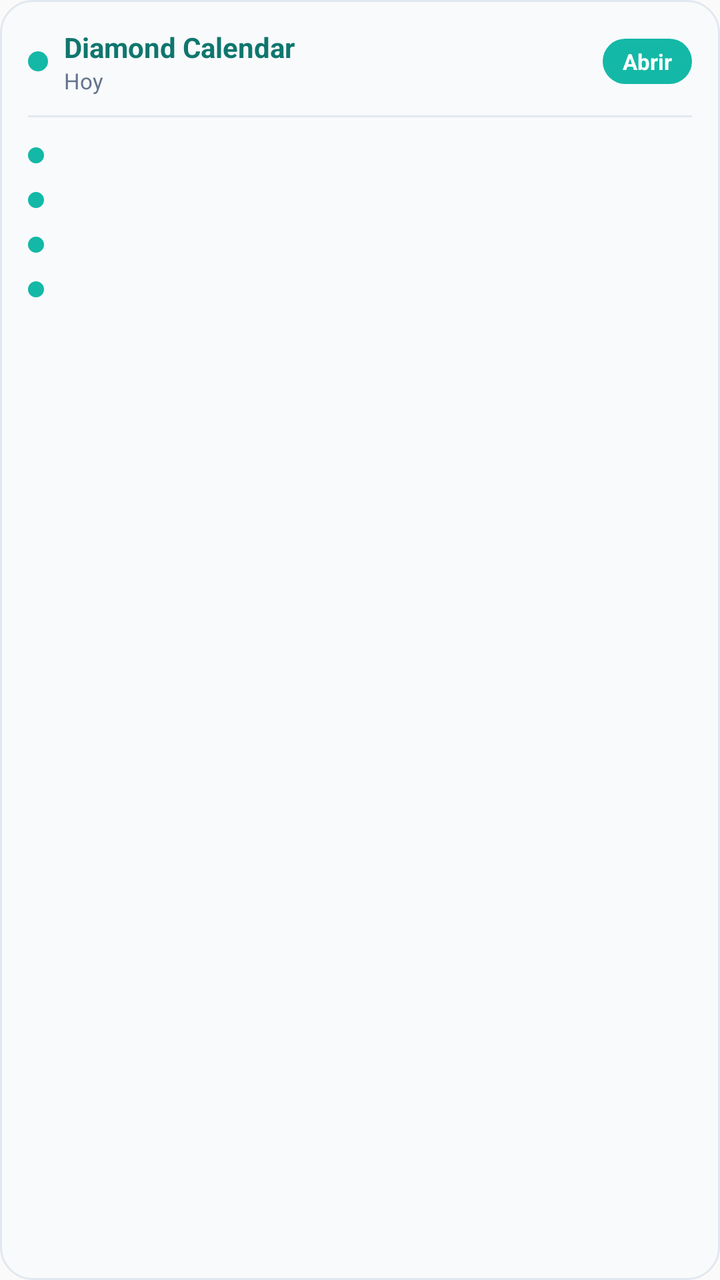
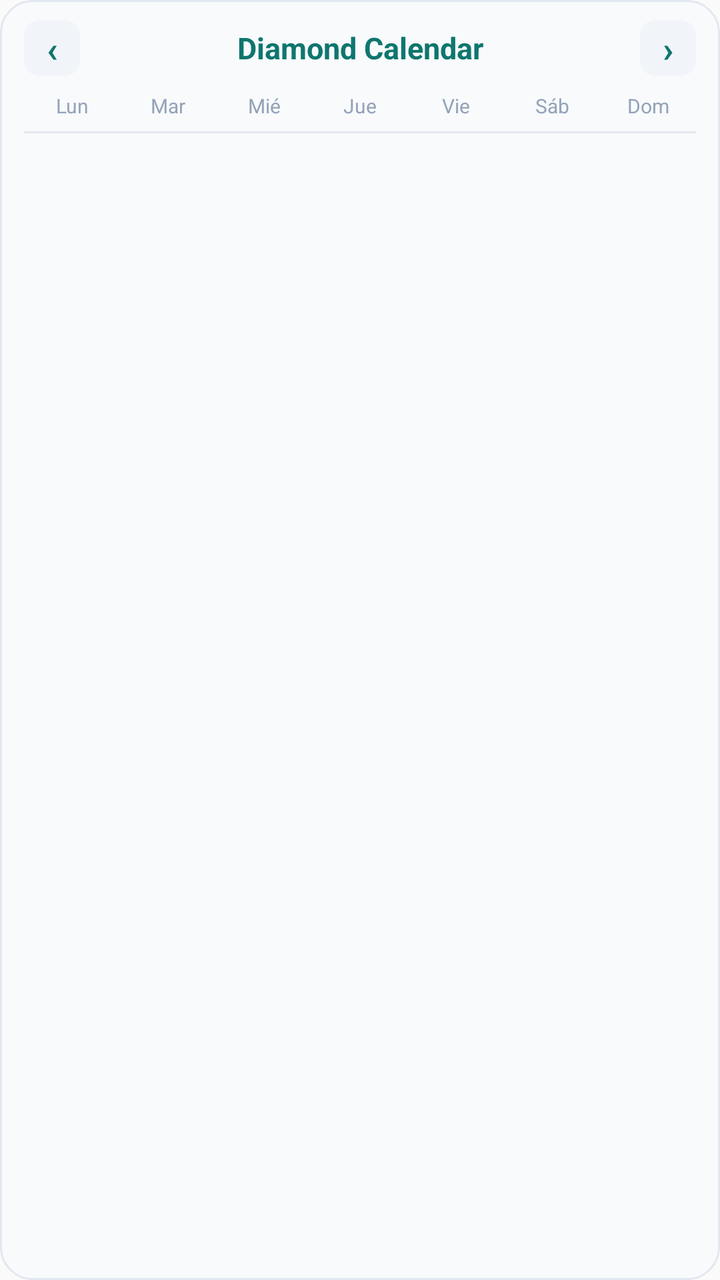

Two renders of the same Android screen: before a commit and after it. Below are the layout's source before the change and the commit's diff.
<!-- AndroidManifest.xml: application theme AppTheme -->
<!-- res/layout/calendar_widget_layout.xml -->
<?xml version="1.0" encoding="utf-8"?>
<LinearLayout xmlns:android="http://schemas.android.com/apk/res/android"
    android:id="@+id/widget_root"
    android:layout_width="match_parent"
    android:layout_height="match_parent"
    android:background="@drawable/calendar_widget_bg"
    android:orientation="vertical"
    android:padding="14dp">

    <LinearLayout
        android:id="@+id/widget_header"
        android:layout_width="match_parent"
        android:layout_height="wrap_content"
        android:gravity="center_vertical"
        android:orientation="horizontal">

        <ImageView
            android:id="@+id/widget_logo"
            android:layout_width="10dp"
            android:layout_height="10dp"
            android:layout_marginEnd="8dp"
            android:src="@drawable/calendar_widget_dot" />

        <LinearLayout
            android:layout_width="0dp"
            android:layout_height="wrap_content"
            android:layout_weight="1"
            android:orientation="vertical">

            <TextView
                android:id="@+id/widget_title"
                android:layout_width="match_parent"
                android:layout_height="wrap_content"
                android:text="Diamond Calendar"
                android:textColor="#0F766E"
                android:textSize="14sp"
                android:textStyle="bold" />

            <TextView
                android:id="@+id/widget_date"
                android:layout_width="match_parent"
                android:layout_height="wrap_content"
                android:text="Hoy"
                android:textColor="#64748B"
                android:textSize="11sp" />
        </LinearLayout>

        <TextView
            android:id="@+id/widget_open_all"
            android:layout_width="wrap_content"
            android:layout_height="wrap_content"
            android:background="@drawable/calendar_widget_chip"
            android:paddingLeft="10dp"
            android:paddingTop="4dp"
            android:paddingRight="10dp"
            android:paddingBottom="4dp"
            android:text="Abrir"
            android:textColor="#FFFFFF"
            android:textSize="11sp"
            android:textStyle="bold" />
    </LinearLayout>

    <ImageView
        android:id="@+id/widget_divider"
        android:layout_width="match_parent"
        android:layout_height="1dp"
        android:layout_marginTop="10dp"
        android:layout_marginBottom="8dp"
        android:background="#E2E8F0" />

    <LinearLayout
        android:id="@+id/widget_rows"
        android:layout_width="match_parent"
        android:layout_height="0dp"
        android:layout_weight="1"
        android:orientation="vertical">

        <LinearLayout
            android:id="@+id/widget_row1"
            android:layout_width="match_parent"
            android:layout_height="wrap_content"
            android:gravity="center_vertical"
            android:orientation="horizontal"
            android:paddingTop="3dp"
            android:paddingBottom="3dp">

            <ImageView
                android:id="@+id/widget_row1_dot"
                android:layout_width="8dp"
                android:layout_height="8dp"
                android:layout_marginEnd="8dp"
                android:src="@drawable/calendar_widget_dot" />

            <TextView
                android:id="@+id/widget_row1_time"
                android:layout_width="48dp"
                android:layout_height="wrap_content"
                android:textColor="#0F172A"
                android:textSize="12sp"
                android:textStyle="bold" />

            <TextView
                android:id="@+id/widget_row1_text"
                android:layout_width="0dp"
                android:layout_height="wrap_content"
                android:layout_weight="1"
                android:ellipsize="end"
                android:maxLines="1"
                android:textColor="#334155"
                android:textSize="12sp" />
        </LinearLayout>

        <LinearLayout
            android:id="@+id/widget_row2"
            android:layout_width="match_parent"
            android:layout_height="wrap_content"
            android:gravity="center_vertical"
            android:orientation="horizontal"
            android:paddingTop="3dp"
            android:paddingBottom="3dp">

            <ImageView
                android:id="@+id/widget_row2_dot"
                android:layout_width="8dp"
                android:layout_height="8dp"
                android:layout_marginEnd="8dp"
                android:src="@drawable/calendar_widget_dot" />

            <TextView
                android:id="@+id/widget_row2_time"
                android:layout_width="48dp"
                android:layout_height="wrap_content"
                android:textColor="#0F172A"
                android:textSize="12sp"
                android:textStyle="bold" />

            <TextView
                android:id="@+id/widget_row2_text"
                android:layout_width="0dp"
                android:layout_height="wrap_content"
                android:layout_weight="1"
                android:ellipsize="end"
                android:maxLines="1"
                android:textColor="#334155"
                android:textSize="12sp" />
        </LinearLayout>

        <LinearLayout
            android:id="@+id/widget_row3"
            android:layout_width="match_parent"
            android:layout_height="wrap_content"
            android:gravity="center_vertical"
            android:orientation="horizontal"
            android:paddingTop="3dp"
            android:paddingBottom="3dp">

            <ImageView
                android:id="@+id/widget_row3_dot"
                android:layout_width="8dp"
                android:layout_height="8dp"
                android:layout_marginEnd="8dp"
                android:src="@drawable/calendar_widget_dot" />

            <TextView
                android:id="@+id/widget_row3_time"
                android:layout_width="48dp"
                android:layout_height="wrap_content"
                android:textColor="#0F172A"
                android:textSize="12sp"
                android:textStyle="bold" />

            <TextView
                android:id="@+id/widget_row3_text"
                android:layout_width="0dp"
                android:layout_height="wrap_content"
                android:layout_weight="1"
                android:ellipsize="end"
                android:maxLines="1"
                android:textColor="#334155"
                android:textSize="12sp" />
        </LinearLayout>

        <LinearLayout
            android:id="@+id/widget_row4"
            android:layout_width="match_parent"
            android:layout_height="wrap_content"
            android:gravity="center_vertical"
            android:orientation="horizontal"
            android:paddingTop="3dp"
            android:paddingBottom="3dp">

            <ImageView
                android:id="@+id/widget_row4_dot"
                android:layout_width="8dp"
                android:layout_height="8dp"
                android:layout_marginEnd="8dp"
                android:src="@drawable/calendar_widget_dot" />

            <TextView
                android:id="@+id/widget_row4_time"
                android:layout_width="48dp"
                android:layout_height="wrap_content"
                android:textColor="#0F172A"
                android:textSize="12sp"
                android:textStyle="bold" />

            <TextView
                android:id="@+id/widget_row4_text"
                android:layout_width="0dp"
                android:layout_height="wrap_content"
                android:layout_weight="1"
                android:ellipsize="end"
                android:maxLines="1"
                android:textColor="#334155"
                android:textSize="12sp" />
        </LinearLayout>
    </LinearLayout>

    <TextView
        android:id="@+id/widget_empty"
        android:layout_width="match_parent"
        android:layout_height="wrap_content"
        android:gravity="center"
        android:paddingTop="6dp"
        android:paddingBottom="6dp"
        android:text="Sin citas hoy"
        android:textColor="#94A3B8"
        android:textSize="13sp"
        android:visibility="gone" />

    <TextView
        android:id="@+id/widget_error"
        android:layout_width="match_parent"
        android:layout_height="wrap_content"
        android:gravity="center"
        android:paddingTop="6dp"
        android:paddingBottom="6dp"
        android:text="Toca para abrir la app"
        android:textColor="#EF4444"
        android:textSize="12sp"
        android:visibility="gone" />
</LinearLayout>
<!-- resources referenced by this layout -->
<resources>
  <!-- drawable calendar_widget_bg (drawable) -->
  <?xml version="1.0" encoding="utf-8"?>
  <shape xmlns:android="http://schemas.android.com/apk/res/android" android:shape="rectangle">
      <corners android:radius="16dp" />
      <solid android:color="#F8FAFC" />
      <stroke android:width="1dp" android:color="#E2E8F0" />
  </shape>
  <!-- drawable calendar_widget_chip (drawable) -->
  <?xml version="1.0" encoding="utf-8"?>
  <shape xmlns:android="http://schemas.android.com/apk/res/android" android:shape="rectangle">
      <corners android:radius="20dp" />
      <solid android:color="#14B8A6" />
  </shape>
  <!-- drawable calendar_widget_dot (drawable) -->
  <?xml version="1.0" encoding="utf-8"?>
  <shape xmlns:android="http://schemas.android.com/apk/res/android" android:shape="oval">
      <solid android:color="#14B8A6" />
  </shape>
  <style name="AppTheme" parent="Theme.AppCompat.Light.DarkActionBar">
          
          <item name="colorPrimary">@color/colorPrimary</item>
          <item name="colorPrimaryDark">@color/colorPrimaryDark</item>
          <item name="colorAccent">@color/colorAccent</item>
      </style>
  <color name="colorPrimary">#14b8a6</color>
  <color name="colorPrimaryDark">#0f766e</color>
  <color name="colorAccent">#14b8a6</color>
</resources>

<!-- the commit's change to res/layout/calendar_widget_layout.xml (unified diff, before → after) -->
@@ -5,7 +5,10 @@
     android:layout_height="match_parent"
     android:background="@drawable/calendar_widget_bg"
     android:orientation="vertical"
-    android:padding="14dp">
+    android:paddingLeft="12dp"
+    android:paddingTop="10dp"
+    android:paddingRight="12dp"
+    android:paddingBottom="10dp">
 
     <LinearLayout
         android:id="@+id/widget_header"
@@ -14,229 +17,193 @@
         android:gravity="center_vertical"
         android:orientation="horizontal">
 
-        <ImageView
-            android:id="@+id/widget_logo"
-            android:layout_width="10dp"
-            android:layout_height="10dp"
-            android:layout_marginEnd="8dp"
-            android:src="@drawable/calendar_widget_dot" />
-
-        <LinearLayout
-            android:layout_width="0dp"
-            android:layout_height="wrap_content"
-            android:layout_weight="1"
-            android:orientation="vertical">
-
-            <TextView
-                android:id="@+id/widget_title"
-                android:layout_width="match_parent"
-                android:layout_height="wrap_content"
-                android:text="Diamond Calendar"
-                android:textColor="#0F766E"
-                android:textSize="14sp"
-                android:textStyle="bold" />
-
-            <TextView
-                android:id="@+id/widget_date"
-                android:layout_width="match_parent"
-                android:layout_height="wrap_content"
-                android:text="Hoy"
-                android:textColor="#64748B"
-                android:textSize="11sp" />
-        </LinearLayout>
-
-        <TextView
-            android:id="@+id/widget_open_all"
+        <TextView
+            android:id="@+id/widget_prev"
+            android:layout_width="28dp"
+            android:layout_height="28dp"
+            android:background="@drawable/calendar_widget_nav"
+            android:gravity="center"
+            android:text="\u2039"
+            android:textColor="#0F766E"
+            android:textSize="18sp"
+            android:textStyle="bold" />
+
+        <TextView
+            android:id="@+id/widget_title"
+            android:layout_width="0dp"
+            android:layout_height="wrap_content"
+            android:layout_weight="1"
+            android:ellipsize="end"
+            android:gravity="center"
+            android:maxLines="1"
+            android:text="Diamond Calendar"
+            android:textColor="#0F766E"
+            android:textSize="15sp"
+            android:textStyle="bold" />
+
+        <TextView
+            android:id="@+id/widget_next"
+            android:layout_width="28dp"
+            android:layout_height="28dp"
+            android:background="@drawable/calendar_widget_nav"
+            android:gravity="center"
+            android:text="\u203a"
+            android:textColor="#0F766E"
+            android:textSize="18sp"
+            android:textStyle="bold" />
+
+        <TextView
+            android:id="@+id/widget_today"
             android:layout_width="wrap_content"
             android:layout_height="wrap_content"
+            android:layout_marginStart="6dp"
             android:background="@drawable/calendar_widget_chip"
             android:paddingLeft="10dp"
-            android:paddingTop="4dp"
+            android:paddingTop="3dp"
             android:paddingRight="10dp"
-            android:paddingBottom="4dp"
-            android:text="Abrir"
+            android:paddingBottom="3dp"
+            android:text="Hoy"
             android:textColor="#FFFFFF"
             android:textSize="11sp"
-            android:textStyle="bold" />
+            android:textStyle="bold"
+            android:visibility="gone" />
+    </LinearLayout>
+
+    <LinearLayout
+        android:id="@+id/widget_weekdays"
+        android:layout_width="match_parent"
+        android:layout_height="wrap_content"
+        android:layout_marginTop="8dp"
+        android:orientation="horizontal">
+
+        <TextView
+            android:layout_width="0dp"
+            android:layout_height="wrap_content"
+            android:layout_weight="1"
+            android:gravity="center"
+            android:text="Lun"
+            android:textColor="#94A3B8"
+            android:textSize="10sp" />
+
+        <TextView
+            android:layout_width="0dp"
+            android:layout_height="wrap_content"
+            android:layout_weight="1"
+            android:gravity="center"
+            android:text="Mar"
+            android:textColor="#94A3B8"
+            android:textSize="10sp" />
+
+        <TextView
+            android:layout_width="0dp"
+            android:layout_height="wrap_content"
+            android:layout_weight="1"
+            android:gravity="center"
+            android:text="Mi\u00e9"
+            android:textColor="#94A3B8"
+            android:textSize="10sp" />
+
+        <TextView
+            android:layout_width="0dp"
+            android:layout_height="wrap_content"
+            android:layout_weight="1"
+            android:gravity="center"
+            android:text="Jue"
+            android:textColor="#94A3B8"
+            android:textSize="10sp" />
+
+        <TextView
+            android:layout_width="0dp"
+            android:layout_height="wrap_content"
+            android:layout_weight="1"
+            android:gravity="center"
+            android:text="Vie"
+            android:textColor="#94A3B8"
+            android:textSize="10sp" />
+
+        <TextView
+            android:layout_width="0dp"
+            android:layout_height="wrap_content"
+            android:layout_weight="1"
+            android:gravity="center"
+            android:text="S\u00e1b"
+            android:textColor="#94A3B8"
+            android:textSize="10sp" />
+
+        <TextView
+            android:layout_width="0dp"
+            android:layout_height="wrap_content"
+            android:layout_weight="1"
+            android:gravity="center"
+            android:text="Dom"
+            android:textColor="#94A3B8"
+            android:textSize="10sp" />
     </LinearLayout>
 
     <ImageView
         android:id="@+id/widget_divider"
         android:layout_width="match_parent"
         android:layout_height="1dp"
-        android:layout_marginTop="10dp"
-        android:layout_marginBottom="8dp"
+        android:layout_marginTop="6dp"
+        android:layout_marginBottom="4dp"
         android:background="#E2E8F0" />
 
     <LinearLayout
-        android:id="@+id/widget_rows"
-        android:layout_width="match_parent"
-        android:layout_height="0dp"
-        android:layout_weight="1"
-        android:orientation="vertical">
-
-        <LinearLayout
-            android:id="@+id/widget_row1"
-            android:layout_width="match_parent"
-            android:layout_height="wrap_content"
-            android:gravity="center_vertical"
-            android:orientation="horizontal"
-            android:paddingTop="3dp"
-            android:paddingBottom="3dp">
-
-            <ImageView
-                android:id="@+id/widget_row1_dot"
-                android:layout_width="8dp"
-                android:layout_height="8dp"
-                android:layout_marginEnd="8dp"
-                android:src="@drawable/calendar_widget_dot" />
-
-            <TextView
-                android:id="@+id/widget_row1_time"
-                android:layout_width="48dp"
-                android:layout_height="wrap_content"
-                android:textColor="#0F172A"
-                android:textSize="12sp"
-                android:textStyle="bold" />
-
-            <TextView
-                android:id="@+id/widget_row1_text"
-                android:layout_width="0dp"
-                android:layout_height="wrap_content"
-                android:layout_weight="1"
-                android:ellipsize="end"
-                android:maxLines="1"
-                android:textColor="#334155"
-                android:textSize="12sp" />
-        </LinearLayout>
-
-        <LinearLayout
-            android:id="@+id/widget_row2"
-            android:layout_width="match_parent"
-            android:layout_height="wrap_content"
-            android:gravity="center_vertical"
-            android:orientation="horizontal"
-            android:paddingTop="3dp"
-            android:paddingBottom="3dp">
-
-            <ImageView
-                android:id="@+id/widget_row2_dot"
-                android:layout_width="8dp"
-                android:layout_height="8dp"
-                android:layout_marginEnd="8dp"
-                android:src="@drawable/calendar_widget_dot" />
-
-            <TextView
-                android:id="@+id/widget_row2_time"
-                android:layout_width="48dp"
-                android:layout_height="wrap_content"
-                android:textColor="#0F172A"
-                android:textSize="12sp"
-                android:textStyle="bold" />
-
-            <TextView
-                android:id="@+id/widget_row2_text"
-                android:layout_width="0dp"
-                android:layout_height="wrap_content"
-                android:layout_weight="1"
-                android:ellipsize="end"
-                android:maxLines="1"
-                android:textColor="#334155"
-                android:textSize="12sp" />
-        </LinearLayout>
-
-        <LinearLayout
-            android:id="@+id/widget_row3"
-            android:layout_width="match_parent"
-            android:layout_height="wrap_content"
-            android:gravity="center_vertical"
-            android:orientation="horizontal"
-            android:paddingTop="3dp"
-            android:paddingBottom="3dp">
-
-            <ImageView
-                android:id="@+id/widget_row3_dot"
-                android:layout_width="8dp"
-                android:layout_height="8dp"
-                android:layout_marginEnd="8dp"
-                android:src="@drawable/calendar_widget_dot" />
-
-            <TextView
-                android:id="@+id/widget_row3_time"
-                android:layout_width="48dp"
-                android:layout_height="wrap_content"
-                android:textColor="#0F172A"
-                android:textSize="12sp"
-                android:textStyle="bold" />
-
-            <TextView
-                android:id="@+id/widget_row3_text"
-                android:layout_width="0dp"
-                android:layout_height="wrap_content"
-                android:layout_weight="1"
-                android:ellipsize="end"
-                android:maxLines="1"
-                android:textColor="#334155"
-                android:textSize="12sp" />
-        </LinearLayout>
-
-        <LinearLayout
-            android:id="@+id/widget_row4"
-            android:layout_width="match_parent"
-            android:layout_height="wrap_content"
-            android:gravity="center_vertical"
-            android:orientation="horizontal"
-            android:paddingTop="3dp"
-            android:paddingBottom="3dp">
-
-            <ImageView
-                android:id="@+id/widget_row4_dot"
-                android:layout_width="8dp"
-                android:layout_height="8dp"
-                android:layout_marginEnd="8dp"
-                android:src="@drawable/calendar_widget_dot" />
-
-            <TextView
-                android:id="@+id/widget_row4_time"
-                android:layout_width="48dp"
-                android:layout_height="wrap_content"
-                android:textColor="#0F172A"
-                android:textSize="12sp"
-                android:textStyle="bold" />
-
-            <TextView
-                android:id="@+id/widget_row4_text"
-                android:layout_width="0dp"
-                android:layout_height="wrap_content"
-                android:layout_weight="1"
-                android:ellipsize="end"
-                android:maxLines="1"
-                android:textColor="#334155"
-                android:textSize="12sp" />
-        </LinearLayout>
-    </LinearLayout>
-
-    <TextView
-        android:id="@+id/widget_empty"
-        android:layout_width="match_parent"
-        android:layout_height="wrap_content"
-        android:gravity="center"
-        android:paddingTop="6dp"
-        android:paddingBottom="6dp"
-        android:text="Sin citas hoy"
-        android:textColor="#94A3B8"
-        android:textSize="13sp"
-        android:visibility="gone" />
+        android:id="@+id/widget_week_1"
+        android:layout_width="match_parent"
+        android:layout_height="0dp"
+        android:layout_weight="1"
+        android:orientation="horizontal"
+        android:weightSum="7" />
+
+    <LinearLayout
+        android:id="@+id/widget_week_2"
+        android:layout_width="match_parent"
+        android:layout_height="0dp"
+        android:layout_weight="1"
+        android:orientation="horizontal"
+        android:weightSum="7" />
+
+    <LinearLayout
+        android:id="@+id/widget_week_3"
+        android:layout_width="match_parent"
+        android:layout_height="0dp"
+        android:layout_weight="1"
+        android:orientation="horizontal"
+        android:weightSum="7" />
+
+    <LinearLayout
+        android:id="@+id/widget_week_4"
+        android:layout_width="match_parent"
+        android:layout_height="0dp"
+        android:layout_weight="1"
+        android:orientation="horizontal"
+        android:weightSum="7" />
+
+    <LinearLayout
+        android:id="@+id/widget_week_5"
+        android:layout_width="match_parent"
+        android:layout_height="0dp"
+        android:layout_weight="1"
+        android:orientation="horizontal"
+        android:weightSum="7" />
+
+    <LinearLayout
+        android:id="@+id/widget_week_6"
+        android:layout_width="match_parent"
+        android:layout_height="0dp"
+        android:layout_weight="1"
+        android:orientation="horizontal"
+        android:weightSum="7" />
 
     <TextView
         android:id="@+id/widget_error"
         android:layout_width="match_parent"
-        android:layout_height="wrap_content"
+        android:layout_height="0dp"
+        android:layout_weight="1"
         android:gravity="center"
-        android:paddingTop="6dp"
-        android:paddingBottom="6dp"
         android:text="Toca para abrir la app"
-        android:textColor="#EF4444"
+        android:textColor="#94A3B8"
         android:textSize="12sp"
         android:visibility="gone" />
 </LinearLayout>
<!-- resource entries referenced after the edit -->
@@ -13,10 +13,11 @@
       <corners android:radius="20dp" />
       <solid android:color="#14B8A6" />
   </shape>
-  <!-- drawable calendar_widget_dot (drawable) -->
+  <!-- drawable calendar_widget_nav (drawable) -->
   <?xml version="1.0" encoding="utf-8"?>
-  <shape xmlns:android="http://schemas.android.com/apk/res/android" android:shape="oval">
-      <solid android:color="#14B8A6" />
+  <shape xmlns:android="http://schemas.android.com/apk/res/android" android:shape="rectangle">
+      <corners android:radius="8dp" />
+      <solid android:color="#F1F5F9" />
   </shape>
   <style name="AppTheme" parent="Theme.AppCompat.Light.DarkActionBar">
           
